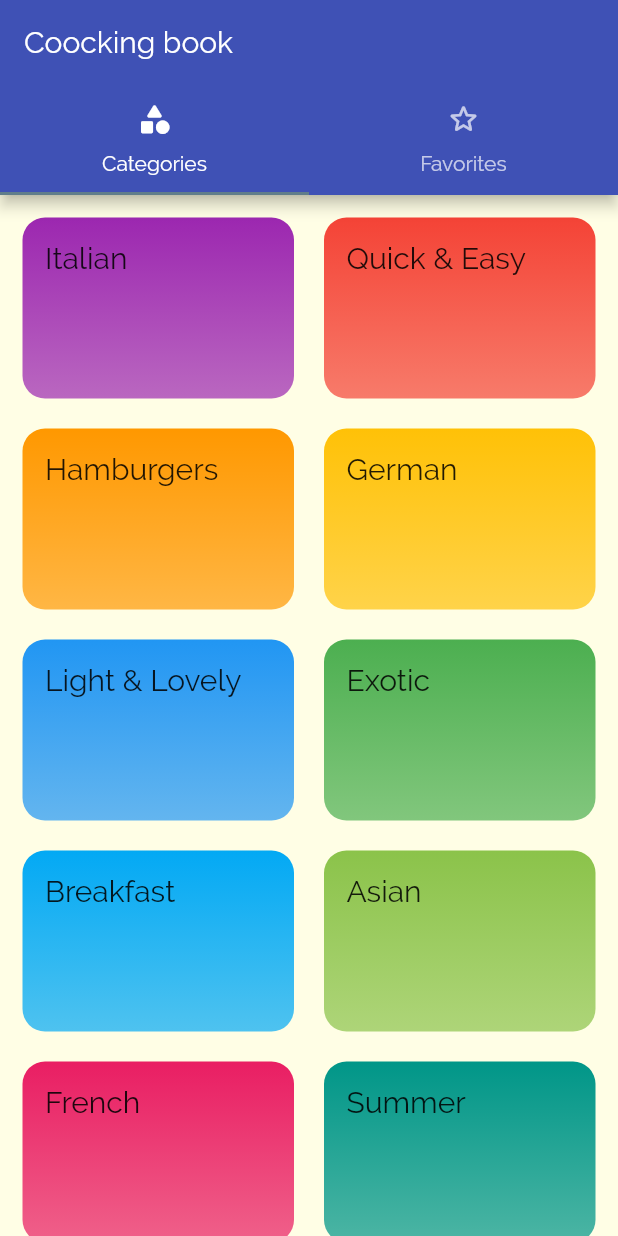
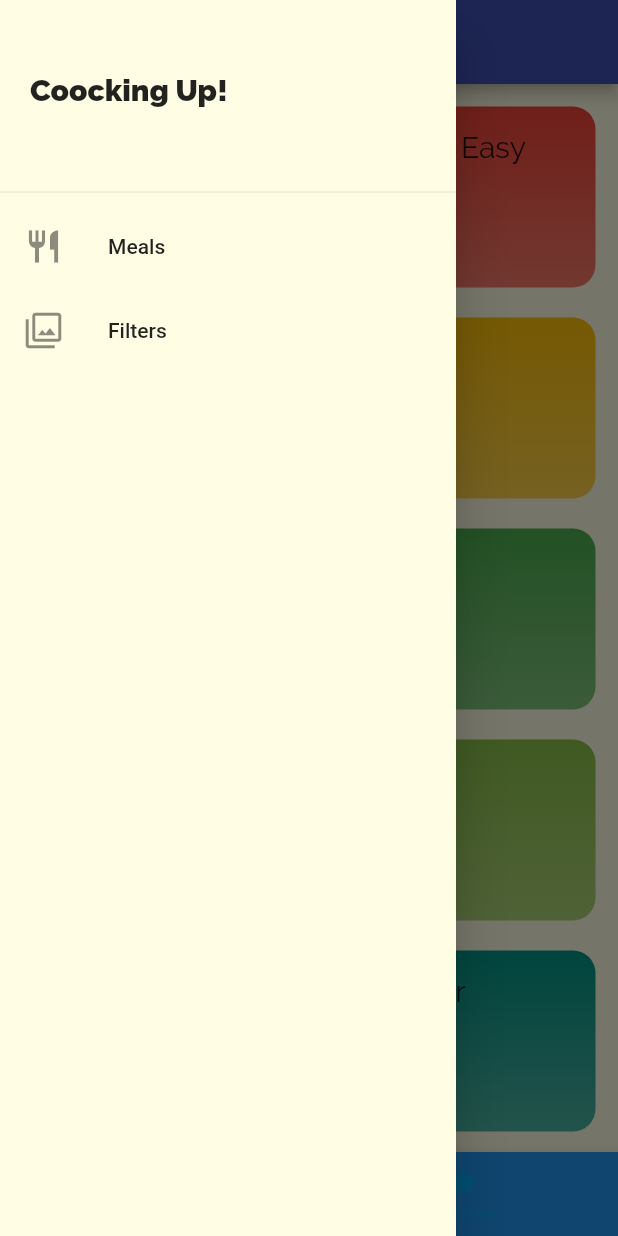
Before and after one commit to andyfisher37/cooking_book, a Flutter app: the screen it shows after launch, with the side drawer open (before the commit the screen has no drawer), on a phone screen of 412 x 824 dp. Run offline on Flutter 3.47's test engine with Material 2 defaults, Android fonts, the phone set to English and light mode, and no system bars; Roboto replaces fonts that are missing (RobotoCondenced).

Commit message:
Tuesday_13:28

```diff
--- a/lib/main.dart
+++ b/lib/main.dart
@@ -1,3 +1,4 @@
+import 'package:cooking_book/screens/filters_screen.dart';
 import 'package:flutter/material.dart';
 
 import 'screens/categories_screen.dart';
@@ -18,15 +19,16 @@ class MyApp extends StatelessWidget {
     return MaterialApp(
       title: 'Coocking Book!',
       theme: ThemeData(
-        primarySwatch: Colors.indigo,
-        accentColor: Colors.blueGrey,
-        canvasColor: Color.fromRGBO(255, 254, 229, 1),
+        canvasColor: const Color.fromRGBO(255, 254, 229, 1),
         fontFamily: 'Raleway',
+        colorScheme: ColorScheme.fromSwatch(primarySwatch: Colors.indigo)
+            .copyWith(secondary: Colors.blueGrey),
       ),
       routes: {
-        '/': (context) => TabsScreen(),
+        '/': (context) => const TabsScreen(),
         CategoryItemScreen.routeName: (ctx) => CategoryItemScreen(),
         MealDetailScreen.routeName: (ctx) => MealDetailScreen(),
+        FiltersScreen.routeName: (ctx) => FiltersScreen(),
       },
       onGenerateRoute: (settings) =>
           MaterialPageRoute(builder: (ctx) => const CategoriesScreen()),
--- /dev/null
+++ b/lib/screens/filters_screen.dart
@@ -0,0 +1,12 @@
+import 'package:flutter/material.dart';
+
+class FiltersScreen extends StatelessWidget {
+  static const routeName = '/filters';
+
+  @override
+  Widget build(BuildContext context) {
+    return const Center(
+      child: Text('Filters'),
+    );
+  }
+}
--- a/lib/screens/tabs_screen.dart
+++ b/lib/screens/tabs_screen.dart
@@ -1,3 +1,5 @@
+import 'package:cooking_book/widgets/main_drawer.dart';
+
 import './categories_screen.dart';
 import './favorites_screen.dart';
 import 'package:flutter/material.dart';
@@ -10,23 +12,43 @@ class TabsScreen extends StatefulWidget {
 }
 
 class _TabsScreenState extends State<TabsScreen> {
+  final List<Map<String, Object>> _pages = [
+    {'page': const CategoriesScreen(), 'title': 'Categories'},
+    {'page': const FavoritesScreen(), 'title': 'You favorite meals'}
+  ];
+
+  int _selectPageIndex = 0;
+
+  void _selectPage(int index) {
+    setState(() {
+      _selectPageIndex = index;
+    });
+  }
+
   @override
   Widget build(BuildContext context) {
-    return DefaultTabController(
-      length: 2,
-      child: Scaffold(
-        appBar: AppBar(
-          title: Text('Coocking book'),
-          bottom: TabBar(
-            tabs: [
-              Tab(icon: Icon(Icons.category_rounded), text: 'Categories'),
-              Tab(icon: Icon(Icons.star_border_rounded), text: 'Favorites'),
-            ],
+    return Scaffold(
+      appBar: AppBar(
+        title: Text(_pages[_selectPageIndex]['title'] as String),
+      ),
+      drawer: MainDrawer(),
+      body: _pages[_selectPageIndex]['page'] as Widget,
+      bottomNavigationBar: BottomNavigationBar(
+        onTap: _selectPage,
+        backgroundColor: Theme.of(context).primaryColor,
+        unselectedItemColor: Colors.lightBlue,
+        selectedItemColor: Colors.white,
+        currentIndex: _selectPageIndex,
+        items: const [
+          BottomNavigationBarItem(
+            icon: Icon(Icons.category),
+            label: 'Categories',
           ),
-        ),
-        body: TabBarView(
-          children: [CategoriesScreen(), FavoritesScreen()],
-        ),
+          BottomNavigationBarItem(
+            icon: Icon(Icons.star),
+            label: 'Favorites',
+          ),
+        ],
       ),
     );
   }
--- /dev/null
+++ b/lib/widgets/main_drawer.dart
@@ -0,0 +1,44 @@
+import 'package:flutter/material.dart';
+
+class MainDrawer extends StatelessWidget {
+  Widget buildListTile(String title, IconData icon, Function tapHandler) {
+    return ListTile(
+      leading: Icon(
+        icon,
+        size: 26,
+      ),
+      title: Text(
+        title,
+        style: const TextStyle(fontFamily: 'RobotoCondenced'),
+      ),
+      onTap: () {
+        tapHandler();
+      },
+    );
+  }
+
+  @override
+  Widget build(BuildContext context) {
+    return Drawer(
+      child: Column(
+        children: [
+          Container(
+            height: 120,
+            width: double.infinity,
+            padding: const EdgeInsets.all(20),
+            alignment: Alignment.centerLeft,
+            child: const Text(
+              'Coocking Up!',
+              style: TextStyle(fontWeight: FontWeight.w900, fontSize: 20),
+            ),
+          ),
+          const Divider(),
+          buildListTile('Meals', Icons.restaurant,
+              () => Navigator.of(context).pushNamed('/')),
+          buildListTile('Filters', Icons.filter,
+              () => Navigator.of(context).pushNamed('/filters')),
+        ],
+      ),
+    );
+  }
+}
--- a/lib/widgets/meal_item.dart
+++ b/lib/widgets/meal_item.dart
@@ -61,13 +61,13 @@ class MealItem extends StatelessWidget {
           borderRadius: BorderRadius.circular(15),
         ),
         elevation: 4,
-        margin: EdgeInsets.all(10),
+        margin: const EdgeInsets.all(10),
         child: Column(
           children: [
             Stack(
               children: [
                 ClipRRect(
-                  borderRadius: BorderRadius.only(
+                  borderRadius: const BorderRadius.only(
                       topLeft: Radius.circular(15),
                       topRight: Radius.circular(15)),
                   child: Image.network(
@@ -83,10 +83,11 @@ class MealItem extends StatelessWidget {
                   child: Container(
                     width: 300,
                     color: Colors.black54,
-                    padding: EdgeInsets.symmetric(vertical: 5, horizontal: 20),
+                    padding:
+                        const EdgeInsets.symmetric(vertical: 5, horizontal: 20),
                     child: Text(
                       title,
-                      style: TextStyle(
+                      style: const TextStyle(
                         fontSize: 26,
                         color: Colors.white,
                       ),
```
